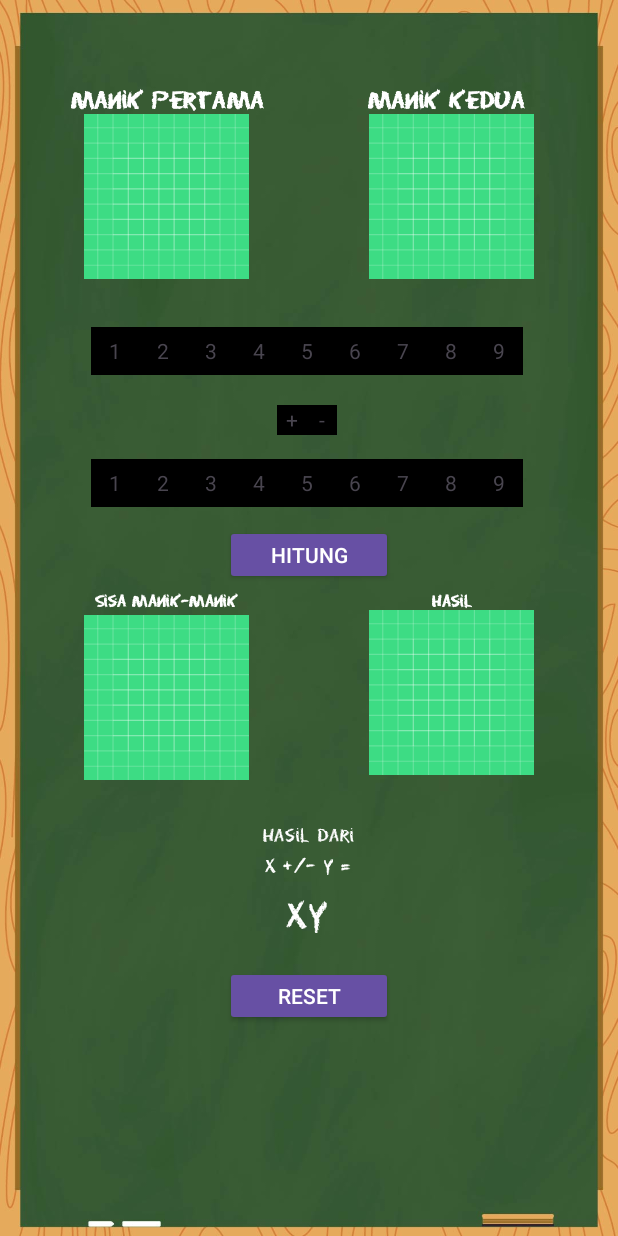
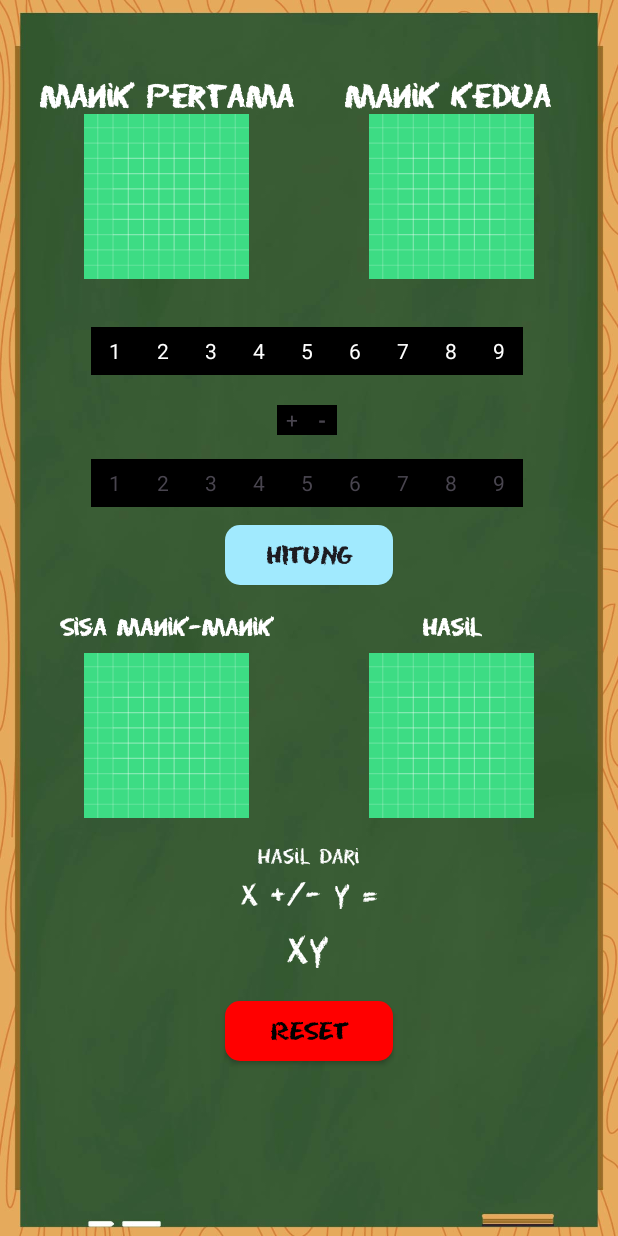
Before and after one commit to Boy-Brahmanda03/LearningApps, an Android app: the MainActivity screen opened directly, with no data from a screen before it, on a phone screen of 412 x 824 dp. Run offline under Robolectric (Android 15) with nearby library versions, the phone set to English and light mode, and no system bars.

Commit message:
1. editing choose layout, textsize, button and color

```diff
--- a/app/src/main/res/layout/activity_main.xml
+++ b/app/src/main/res/layout/activity_main.xml
@@ -17,7 +17,7 @@
         android:fontFamily="@font/eraserdust"
         android:text="@string/first_manik"
         android:textColor="@color/white"
-        android:textSize="18sp"
+        android:textSize="24sp"
         android:textStyle="bold"
         app:layout_constraintBottom_toTopOf="@+id/iv_first_number"
         app:layout_constraintEnd_toEndOf="@+id/iv_first_number"
@@ -41,7 +41,7 @@
         android:fontFamily="@font/eraserdust"
         android:text="@string/second_manik"
         android:textColor="@color/white"
-        android:textSize="18sp"
+        android:textSize="24sp"
         android:textStyle="bold"
         app:layout_constraintBottom_toTopOf="@+id/iv_second_number"
         app:layout_constraintEnd_toEndOf="@+id/iv_second_number"
@@ -68,6 +68,7 @@
         android:layout_width="32dp"
         android:layout_height="32dp"
         android:background="@color/black"
+        android:textColor="@color/white"
         android:gravity="center"
         android:text="@string/number_1"
         app:layout_constraintBottom_toBottomOf="@+id/iv_number_2"
@@ -79,6 +80,7 @@
         android:layout_width="32dp"
         android:layout_height="32dp"
         android:background="@color/black"
+        android:textColor="@color/white"
         android:gravity="center"
         android:text="@string/number_2"
         app:layout_constraintBottom_toBottomOf="@+id/iv_number_3"
@@ -90,6 +92,7 @@
         android:layout_width="32dp"
         android:layout_height="32dp"
         android:background="@color/black"
+        android:textColor="@color/white"
         android:gravity="center"
         android:text="@string/number_3"
         app:layout_constraintBottom_toBottomOf="@+id/iv_number_4"
@@ -101,6 +104,7 @@
         android:layout_width="32dp"
         android:layout_height="32dp"
         android:background="@color/black"
+        android:textColor="@color/white"
         android:gravity="center"
         android:text="@string/number_4"
         app:layout_constraintBottom_toBottomOf="@+id/iv_number_5"
@@ -114,6 +118,7 @@
         android:layout_height="32dp"
         android:layout_marginTop="32dp"
         android:background="@color/black"
+        android:textColor="@color/white"
         android:gravity="center"
         android:text="@string/number_5"
         app:layout_constraintEnd_toEndOf="@+id/iv_second_number"
@@ -233,6 +238,7 @@
         android:layout_width="32dp"
         android:layout_height="32dp"
         android:background="@color/black"
+        android:textColor="@color/white"
         android:gravity="center"
         android:text="@string/number_6"
         app:layout_constraintBottom_toBottomOf="@+id/iv_number_5"
@@ -244,6 +250,7 @@
         android:layout_width="32dp"
         android:layout_height="32dp"
         android:background="@color/black"
+        android:textColor="@color/white"
         android:gravity="center"
         android:text="@string/number_7"
         app:layout_constraintBottom_toBottomOf="@+id/iv_number_5"
@@ -256,6 +263,7 @@
         android:layout_width="32dp"
         android:layout_height="32dp"
         android:background="@color/black"
+        android:textColor="@color/white"
         android:gravity="center"
         android:text="@string/number_8"
         app:layout_constraintBottom_toBottomOf="@+id/iv_number_5"
@@ -268,6 +276,7 @@
         android:layout_width="32dp"
         android:layout_height="32dp"
         android:background="@color/black"
+        android:textColor="@color/white"
         android:gravity="center"
         android:text="@string/number_9"
         app:layout_constraintBottom_toBottomOf="@+id/iv_number_8"
@@ -293,6 +302,7 @@
         android:layout_height="20dp"
         android:background="@color/black"
         android:gravity="center"
+        android:textStyle="bold"
         android:text="@string/minus"
         app:layout_constraintBottom_toBottomOf="@+id/iv_add"
         app:layout_constraintStart_toEndOf="@+id/iv_add"
@@ -300,12 +310,16 @@
         app:layout_constraintVertical_bias="1.0" />
 
 
-    <Button
+    <androidx.appcompat.widget.AppCompatButton
         android:id="@+id/btn_count"
-        style="@style/Widget.AppCompat.Button"
+        android:background="@drawable/button_style"
+        android:backgroundTint="@color/bluesky"
         android:layout_width="112dp"
         android:layout_height="40dp"
         android:layout_marginTop="12dp"
+        android:textStyle="bold"
+        android:textSize="18sp"
+        android:fontFamily="@font/eraserdust"
         android:text="@string/count"
         android:textAllCaps="true"
         app:layout_constraintEnd_toEndOf="@+id/iv_second_number"
@@ -317,14 +331,16 @@
         android:layout_width="wrap_content"
         android:layout_height="wrap_content"
         android:layout_marginBottom="3dp"
+        android:fontFamily="@font/eraserdust"
         android:text="@string/rest"
-        android:textSize="12sp"
+        android:textColor="@color/white"
+        android:textSize="18sp"
         android:textStyle="bold"
+        android:layout_marginTop="18dp"
         app:layout_constraintBottom_toTopOf="@+id/iv_rest"
         app:layout_constraintEnd_toEndOf="@+id/iv_rest"
         app:layout_constraintStart_toStartOf="@+id/iv_rest"
-        android:fontFamily="@font/eraserdust"
-        android:textColor="@color/white"/>
+        app:layout_constraintTop_toBottomOf="@+id/btn_count" />
 
     <ImageView
         android:id="@+id/iv_rest"
@@ -334,17 +350,17 @@
         android:src="@drawable/ic_launcher_background"
         app:layout_constraintEnd_toStartOf="@+id/iv_result"
         app:layout_constraintStart_toStartOf="parent"
-        android:layout_marginTop="20dp"
-        app:layout_constraintTop_toBottomOf="@+id/btn_count" />
+        android:layout_marginTop="8dp"
+        app:layout_constraintTop_toBottomOf="@+id/tv_rest" />
 
     <TextView
         android:id="@+id/tv_result"
         android:layout_width="wrap_content"
         android:layout_height="wrap_content"
         android:text="@string/result"
-        android:textSize="12sp"
+        android:textSize="18sp"
         android:textStyle="bold"
-        app:layout_constraintBottom_toTopOf="@+id/iv_result"
+        app:layout_constraintTop_toTopOf="@id/tv_rest"
         app:layout_constraintEnd_toEndOf="@+id/iv_result"
         app:layout_constraintStart_toStartOf="@+id/iv_result"
         android:fontFamily="@font/eraserdust"
@@ -358,21 +374,20 @@
         android:src="@drawable/ic_launcher_background"
         app:layout_constraintEnd_toEndOf="parent"
         app:layout_constraintStart_toEndOf="@+id/iv_rest"
-        app:layout_constraintTop_toBottomOf="@+id/tv_rest" />
+        app:layout_constraintTop_toTopOf="@+id/iv_rest" />
 
     <TextView
         android:id="@+id/tv_result_of"
         android:layout_width="wrap_content"
         android:layout_height="wrap_content"
-        android:layout_marginTop="32dp"
+        android:layout_marginTop="16dp"
         android:text="@string/result_of"
         app:layout_constraintEnd_toEndOf="@+id/iv_result"
-        app:layout_constraintHorizontal_bias="0.498"
         app:layout_constraintStart_toStartOf="@+id/iv_rest"
         app:layout_constraintTop_toBottomOf="@+id/iv_result"
         android:fontFamily="@font/eraserdust"
         android:textColor="@color/white"
-        android:textSize="14sp"/>
+        android:textSize="16sp"/>
 
     <TextView
         android:id="@+id/tv_cals"
@@ -385,7 +400,7 @@
         app:layout_constraintTop_toBottomOf="@+id/tv_result_of"
         android:fontFamily="@font/eraserdust"
         android:textColor="@color/white"
-        android:textSize="15sp"
+        android:textSize="24sp"
         />
 
     <TextView
@@ -403,13 +418,18 @@
         android:textSize="30sp"
         />
 
-    <Button
+    <androidx.appcompat.widget.AppCompatButton
         android:id="@+id/btn_reset"
-        style="@style/Widget.AppCompat.Button"
+        android:backgroundTint="@color/red"
+        android:background="@drawable/button_style"
         android:layout_width="112dp"
         android:layout_height="40dp"
         android:layout_marginTop="20dp"
+        android:textSize="18sp"
         android:text="@string/reset"
+        android:textStyle="bold"
+        android:textColor="@color/black"
+        android:fontFamily="@font/eraserdust"
         android:textAllCaps="true"
         app:layout_constraintEnd_toEndOf="parent"
         app:layout_constraintHorizontal_bias="0.501"
--- a/app/src/main/res/values/strings.xml
+++ b/app/src/main/res/values/strings.xml
@@ -30,5 +30,6 @@
     <string name="reset">reset</string>
     <string name="masukkan_angka">Masukkan angka</string>
     <string name="designed_by_digitaltrinity">© Designed by DigitalTrinity</string>
+    <string name="start_game">START GAME</string>
 
 </resources>
```
Also changed, not shown: app/src/main/res/layout/activity_splash_screen.xml (+9 -11 lines), app/src/main/res/layout/choose_layout.xml (+14 -14 lines).
